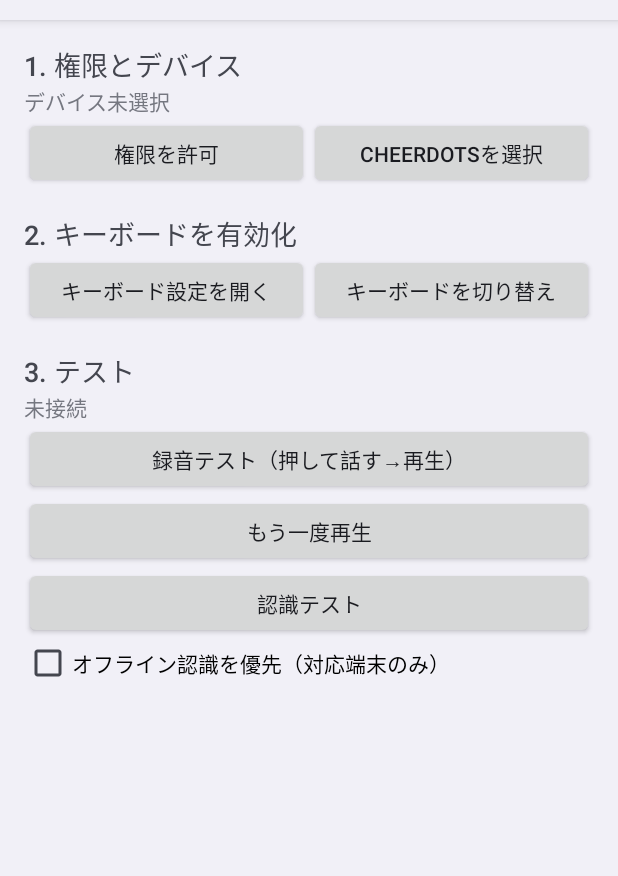
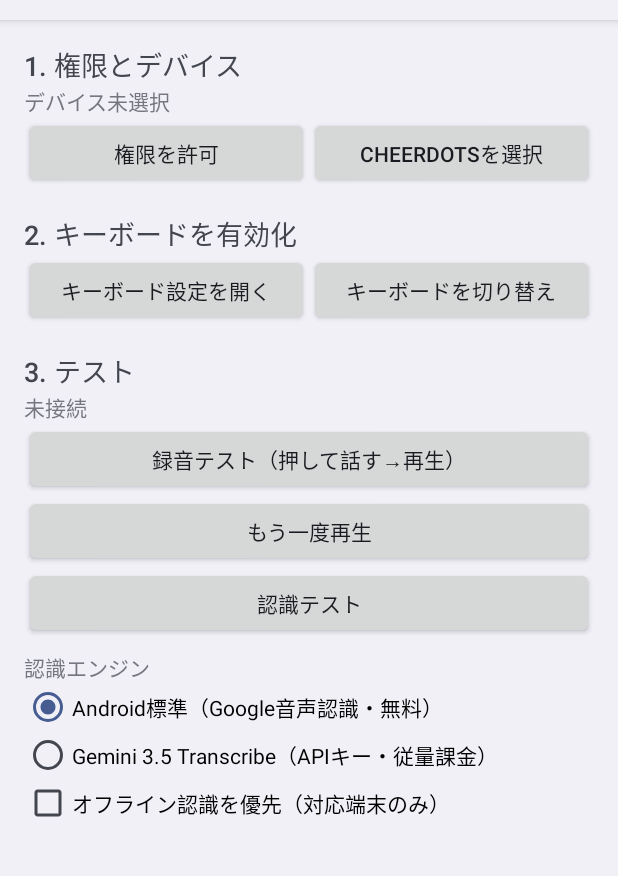
Before and after one commit to Toyontaker/murepository, an Android app: the screen it shows after launch (MainActivity), on a phone screen of 412 x 824 dp, the part 64-940 px from its top. Run offline under Robolectric (Android 15) with nearby library versions, the phone set to English and light mode, and no system bars.

Commit message:
Add Gemini 3.5 Transcribe as a selectable recognition engine
The setup screen now switches between Android's recognizer (default)
and Gemini 3.5 Transcribe. With Gemini, the session's audio is buffered
and sent to the Gemini API (Interactions endpoint) when the voice key is
released; the transcript is typed like before.

- GeminiTranscriber: WAV-wrapped PCM sent inline as base64; if the API
  rejects inline audio (not documented for this model), falls back to a
  Files API upload referenced by URI and deletes the file afterwards;
  polls while the interaction is still running
- Settings: engine, API key (app-private prefs), smart transcription
  (filler and self-correction removal, on by default), language ja-JP
- Keyboard and test screen show a "transcribing" state
- Unit tests for request building, response parsing and the WAV header

Co-Authored-By: Claude Opus 5.5 <noreply@anthropic.com>
Claude-Session: https://claude.ai/code/session_016edqCT5RdjSoPeeWhrRQV3

```diff
--- a/cheerdots-voice/app/build.gradle.kts
+++ b/cheerdots-voice/app/build.gradle.kts
@@ -11,8 +11,8 @@ android {
         applicationId = "com.toyontaker.cheerdotsvoice"
         minSdk = 31
         targetSdk = 35
-        versionCode = 6
-        versionName = "0.1.5"
+        versionCode = 7
+        versionName = "0.2.0"
     }
 
     buildTypes {
@@ -33,4 +33,6 @@ android {
 
 dependencies {
     testImplementation("junit:junit:4.13.2")
+    // Real org.json for JVM unit tests; the android.jar version is a stub.
+    testImplementation("org.json:json:20240303")
 }
--- a/cheerdots-voice/app/src/main/java/com/toyontaker/cheerdotsvoice/CheerdotsImeService.kt
+++ b/cheerdots-voice/app/src/main/java/com/toyontaker/cheerdotsvoice/CheerdotsImeService.kt
@@ -109,6 +109,10 @@ class CheerdotsImeService : InputMethodService(), VoiceController.Listener {
         previewView?.text = ""
     }
 
+    override fun onProcessing() {
+        statusView?.setText(R.string.status_processing)
+    }
+
     override fun onPartial(text: String) {
         previewView?.text = text
         currentInputConnection?.setComposingText(text, 1)
--- a/cheerdots-voice/app/src/main/java/com/toyontaker/cheerdotsvoice/MainActivity.kt
+++ b/cheerdots-voice/app/src/main/java/com/toyontaker/cheerdotsvoice/MainActivity.kt
@@ -14,8 +14,12 @@ import android.os.Bundle
 import android.provider.Settings as SystemSettings
 import android.view.inputmethod.InputMethodManager
 import android.widget.Button
+import android.view.View
 import android.widget.CheckBox
+import android.widget.EditText
+import android.widget.RadioGroup
 import android.widget.TextView
+import android.widget.Toast
 import com.toyontaker.cheerdotsvoice.ble.CheerdotsClient
 
 /**
@@ -60,6 +64,7 @@ class MainActivity : Activity(), VoiceController.Listener {
             isChecked = settings.preferOffline
             setOnCheckedChangeListener { _, checked -> settings.preferOffline = checked }
         }
+        setUpEngineSettings()
 
         showDevice()
         onConnectionChanged(CheerdotsClient.State.DISCONNECTED)
@@ -76,6 +81,48 @@ class MainActivity : Activity(), VoiceController.Listener {
         controller.release()
         track?.release()
         super.onDestroy()
+    }
+
+    private fun setUpEngineSettings() {
+        val offline = findViewById<CheckBox>(R.id.offline)
+        val geminiSettings = findViewById<View>(R.id.gemini_settings)
+        fun showFor(engine: Settings.Engine) {
+            offline.visibility = if (engine == Settings.Engine.ANDROID) View.VISIBLE else View.GONE
+            geminiSettings.visibility = if (engine == Settings.Engine.GEMINI) View.VISIBLE else View.GONE
+        }
+        findViewById<RadioGroup>(R.id.engine).apply {
+            check(if (settings.engine == Settings.Engine.GEMINI) R.id.engine_gemini else R.id.engine_android)
+            setOnCheckedChangeListener { _, id ->
+                settings.engine = if (id == R.id.engine_gemini) Settings.Engine.GEMINI else Settings.Engine.ANDROID
+                showFor(settings.engine)
+            }
+        }
+        showFor(settings.engine)
+
+        val key = findViewById<EditText>(R.id.gemini_key)
+        key.setText(settings.geminiApiKey)
+        key.setOnFocusChangeListener { _, hasFocus -> if (!hasFocus) saveGeminiKey(key) }
+        key.setOnEditorActionListener { _, _, _ ->
+            saveGeminiKey(key)
+            key.clearFocus()
+            false
+        }
+        findViewById<CheckBox>(R.id.gemini_smart).apply {
+            isChecked = settings.geminiSmart
+            setOnCheckedChangeListener { _, checked -> settings.geminiSmart = checked }
+        }
+    }
+
+    private fun saveGeminiKey(field: EditText) {
+        val value = field.text.toString().trim()
+        if (value == settings.geminiApiKey) return
+        settings.geminiApiKey = value
+        Toast.makeText(this, R.string.gemini_key_saved, Toast.LENGTH_SHORT).show()
+    }
+
+    override fun onPause() {
+        saveGeminiKey(findViewById(R.id.gemini_key))
+        super.onPause()
     }
 
     private fun hasPermissions() = REQUIRED_PERMISSIONS.all { checkSelfPermission(it) == PackageManager.PERMISSION_GRANTED }
@@ -169,6 +216,10 @@ class MainActivity : Activity(), VoiceController.Listener {
         resultView.setText(R.string.status_listening)
     }
 
+    override fun onProcessing() {
+        resultView.setText(R.string.status_processing)
+    }
+
     override fun onPartial(text: String) {
         resultView.text = text
     }
--- a/cheerdots-voice/app/src/main/java/com/toyontaker/cheerdotsvoice/Settings.kt
+++ b/cheerdots-voice/app/src/main/java/com/toyontaker/cheerdotsvoice/Settings.kt
@@ -4,6 +4,8 @@ import android.content.Context
 
 class Settings(context: Context) {
     private val prefs = context.getSharedPreferences("settings", Context.MODE_PRIVATE)
+
+    enum class Engine { ANDROID, GEMINI }
 
     var deviceAddress: String?
         get() = prefs.getString(KEY_DEVICE, null)
@@ -17,9 +19,26 @@ class Settings(context: Context) {
         get() = prefs.getBoolean(KEY_OFFLINE, false)
         set(value) = prefs.edit().putBoolean(KEY_OFFLINE, value).apply()
 
+    var engine: Engine
+        get() = runCatching { Engine.valueOf(prefs.getString(KEY_ENGINE, null) ?: "") }.getOrDefault(Engine.ANDROID)
+        set(value) = prefs.edit().putString(KEY_ENGINE, value.name).apply()
+
+    /** Gemini API key; stored in app-private preferences. */
+    var geminiApiKey: String
+        get() = prefs.getString(KEY_GEMINI_KEY, "") ?: ""
+        set(value) = prefs.edit().putString(KEY_GEMINI_KEY, value.trim()).apply()
+
+    /** Gemini "smart" transcription: removes fillers and self-corrections. */
+    var geminiSmart: Boolean
+        get() = prefs.getBoolean(KEY_GEMINI_SMART, true)
+        set(value) = prefs.edit().putBoolean(KEY_GEMINI_SMART, value).apply()
+
     private companion object {
         const val KEY_DEVICE = "device_address"
         const val KEY_LANGUAGE = "language"
         const val KEY_OFFLINE = "prefer_offline"
+        const val KEY_ENGINE = "engine"
+        const val KEY_GEMINI_KEY = "gemini_api_key"
+        const val KEY_GEMINI_SMART = "gemini_smart"
     }
 }
--- a/cheerdots-voice/app/src/main/res/layout/activity_main.xml
+++ b/cheerdots-voice/app/src/main/res/layout/activity_main.xml
@@ -98,11 +98,58 @@
             android:layout_height="wrap_content"
             android:text="@string/test_recognize" />
 
+        <TextView
+            android:layout_width="wrap_content"
+            android:layout_height="wrap_content"
+            android:paddingTop="8dp"
+            android:text="@string/engine_title" />
+
+        <RadioGroup
+            android:id="@+id/engine"
+            android:layout_width="match_parent"
+            android:layout_height="wrap_content">
+
+            <RadioButton
+                android:id="@+id/engine_android"
+                android:layout_width="wrap_content"
+                android:layout_height="wrap_content"
+                android:text="@string/engine_android" />
+
+            <RadioButton
+                android:id="@+id/engine_gemini"
+                android:layout_width="wrap_content"
+                android:layout_height="wrap_content"
+                android:text="@string/engine_gemini" />
+        </RadioGroup>
+
         <CheckBox
             android:id="@+id/offline"
             android:layout_width="wrap_content"
             android:layout_height="wrap_content"
             android:text="@string/prefer_offline" />
+
+        <LinearLayout
+            android:id="@+id/gemini_settings"
+            android:layout_width="match_parent"
+            android:layout_height="wrap_content"
+            android:orientation="vertical">
+
+            <EditText
+                android:id="@+id/gemini_key"
+                android:layout_width="match_parent"
+                android:layout_height="wrap_content"
+                android:autofillHints="password"
+                android:hint="@string/gemini_key_hint"
+                android:imeOptions="actionDone"
+                android:inputType="textPassword"
+                android:singleLine="true" />
+
+            <CheckBox
+                android:id="@+id/gemini_smart"
+                android:layout_width="wrap_content"
+                android:layout_height="wrap_content"
+                android:text="@string/gemini_smart" />
+        </LinearLayout>
 
         <TextView
             android:id="@+id/result"
--- a/cheerdots-voice/app/src/main/res/values/strings.xml
+++ b/cheerdots-voice/app/src/main/res/values/strings.xml
@@ -7,6 +7,7 @@
     <string name="status_connecting">Cheerdotsに接続中…</string>
     <string name="status_disconnected">未接続</string>
     <string name="status_listening">聞き取り中…</string>
+    <string name="status_processing">文字起こし中…</string>
     <string name="status_no_device">アプリを開いてCheerdotsを選択してください</string>
 
     <string name="step1">1. 権限とデバイス</string>
@@ -24,6 +25,12 @@
     <string name="test_recognize">認識テスト</string>
     <string name="play">もう一度再生</string>
     <string name="prefer_offline">オフライン認識を優先（対応端末のみ）</string>
+    <string name="engine_title">認識エンジン</string>
+    <string name="engine_android">Android標準（Google音声認識・無料）</string>
+    <string name="engine_gemini">Gemini 3.5 Transcribe（APIキー・従量課金）</string>
+    <string name="gemini_key_hint">Gemini APIキー（Google AI Studioで取得）</string>
+    <string name="gemini_smart">スマート文字起こし（フィラー・言い直しを除去）</string>
+    <string name="gemini_key_saved">APIキーを保存しました</string>
     <string name="hold_key">Cheerdotsの音声キーを押しながら話してください</string>
     <string name="recorded_fmt">%1$.1f 秒録音しました（再生中）</string>
     <string name="empty_result">（認識結果なし）</string>
```
Also changed, not shown: cheerdots-voice/app/src/main/java/com/toyontaker/cheerdotsvoice/VoiceController.kt (+60 -9 lines), cheerdots-voice/app/src/main/java/com/toyontaker/cheerdotsvoice/speech/GeminiTranscriber.kt (added, +186 -0 lines), 2 other files.
